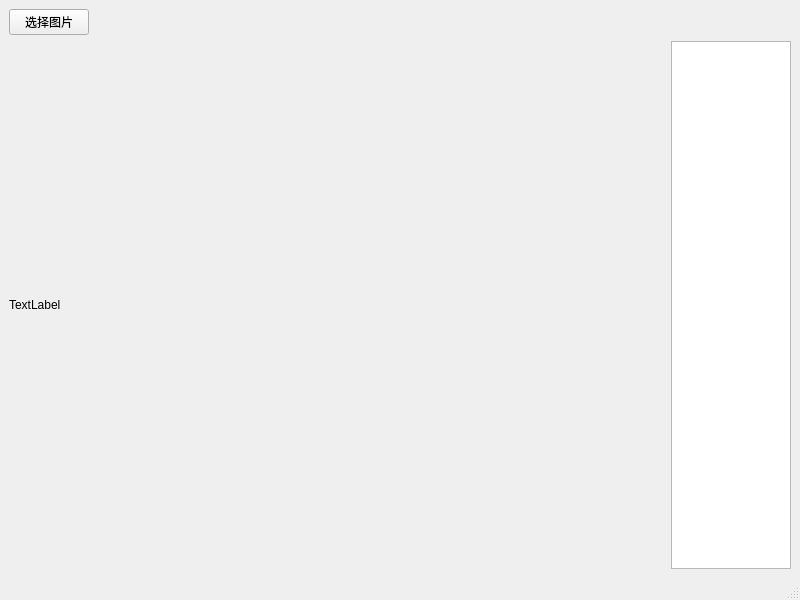
The window that mainwindow.ui (iwxyi/ImageThemeExtraction) describes before a commit, drawn with Qt 5.
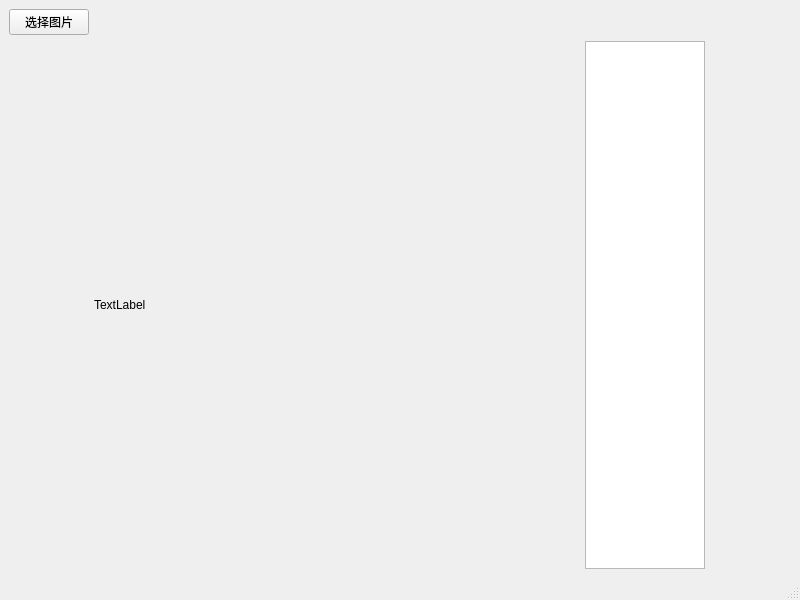
The same window after the commit.

The edit to the form file:
```diff
--- a/mainwindow.ui
+++ b/mainwindow.ui
@@ -52,6 +52,12 @@
       </property>
       <item>
        <widget class="QLabel" name="label">
+        <property name="maximumSize">
+         <size>
+          <width>400</width>
+          <height>400</height>
+         </size>
+        </property>
         <property name="text">
          <string>TextLabel</string>
         </property>
```
